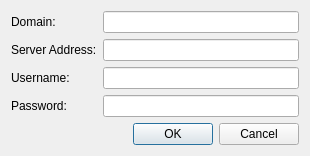
Qt form ahenk/lider/connection.ui (pars-linux/uludag) before a commit.
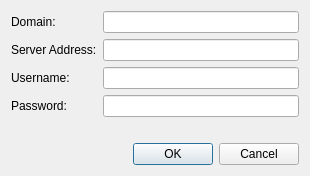
The same form after that commit.

Commit message: Validate fields in connection dialog

Patch:
```diff
--- a/ahenk/lider/connection.ui
+++ b/ahenk/lider/connection.ui
@@ -62,7 +62,7 @@
      </item>
     </layout>
    </item>
-   <item row="1" column="0">
+   <item row="2" column="0">
     <widget class="QDialogButtonBox" name="buttonBox">
      <property name="orientation">
       <enum>Qt::Horizontal</enum>
@@ -72,6 +72,16 @@
      </property>
     </widget>
    </item>
+   <item row="1" column="0">
+    <widget class="QLabel" name="labelWarning">
+     <property name="styleSheet">
+      <string notr="true">color: red;</string>
+     </property>
+     <property name="text">
+      <string/>
+     </property>
+    </widget>
+   </item>
   </layout>
  </widget>
  <tabstops>
```
The commit also changes 2 other files.
